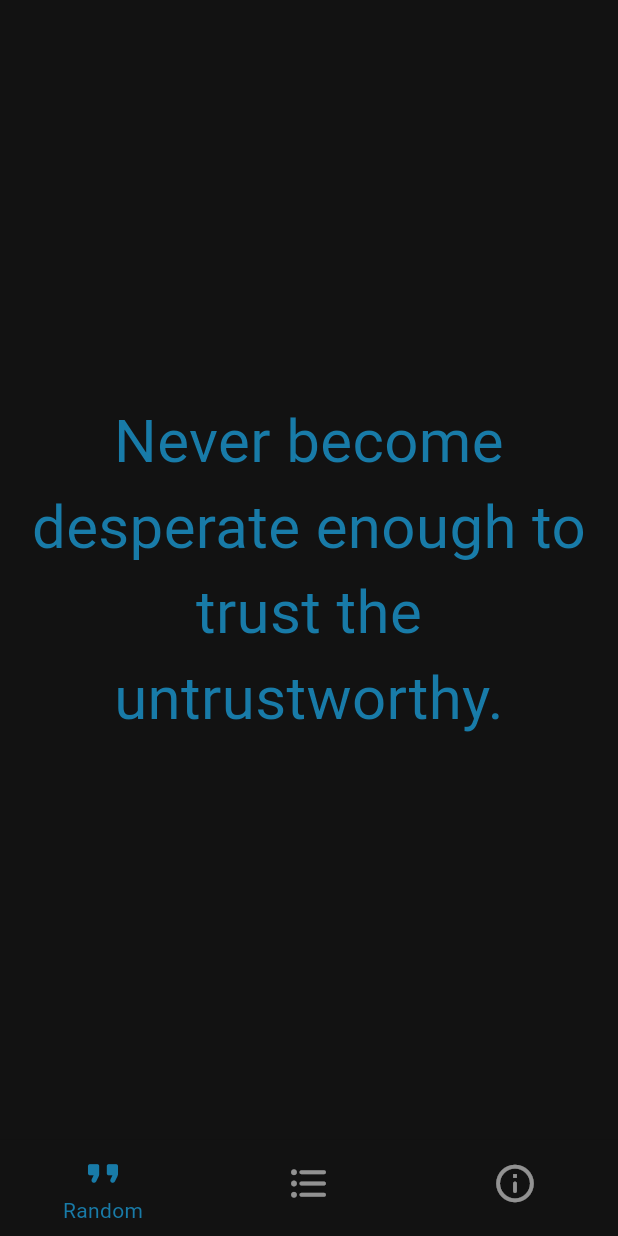
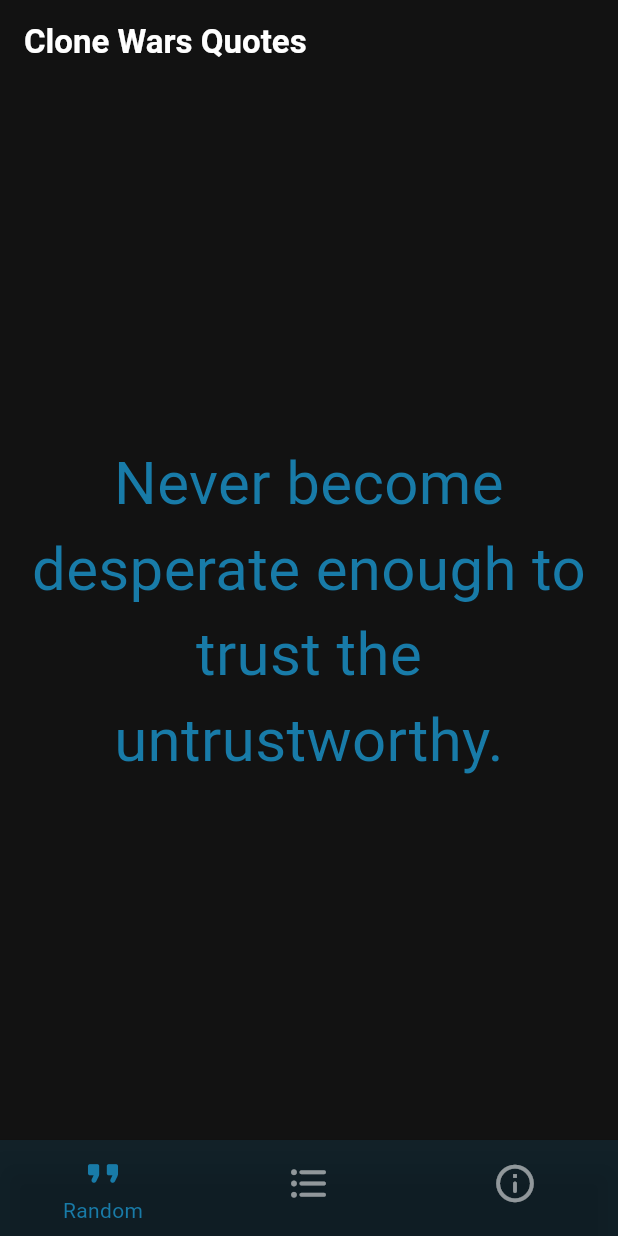
Before and after one commit to toledoanderson/clone-wars-quotes, a Flutter app: the screen it shows after launch, on a phone screen of 412 x 824 dp. Run offline on Flutter 3.47's test engine with Material 2 defaults, Android fonts, the phone set to English and light mode, and no system bars.

Commit message:
README updated.

```diff
--- a/lib/Info.dart
+++ b/lib/Info.dart
@@ -15,9 +15,8 @@ class _InfoState extends State<Info> {
       appBar: AppBar(
         title: const Text(
           "Information",
-          textScaleFactor: 1.15,
           style: TextStyle(
-            fontWeight: FontWeight.normal,
+            fontWeight: FontWeight.bold,
           ),
         ),
       ),
--- a/lib/Principal.dart
+++ b/lib/Principal.dart
@@ -25,7 +25,7 @@ class _PrincipalState extends State<Principal> {
     return Scaffold(
       body: screen[screenIndex],
       bottomNavigationBar: BottomNavigationBar(
-        //backgroundColor: Theme.of(context).primaryColor,
+        backgroundColor: Color.fromRGBO(24, 123, 168, 0.15),
         selectedItemColor: const Color.fromRGBO(24, 123, 168, 1),
         unselectedItemColor: Colors.white54,
         showSelectedLabels: true,
--- a/lib/Quotes.dart
+++ b/lib/Quotes.dart
@@ -168,6 +168,13 @@ class _QuotesState extends State<Quotes> {
 
   Widget build(BuildContext context) {
     return Scaffold(
+      appBar: AppBar(
+        title: Text('Clone Wars Quotes',
+          style: TextStyle(
+            fontWeight: FontWeight.bold,
+          ),
+        ),
+      ),
       body: PageView.builder(
           onPageChanged: (random) {
             randomQuote();
--- a/lib/QuotesList.dart
+++ b/lib/QuotesList.dart
@@ -147,9 +147,8 @@ class _AllQuotesState extends State<AllQuotes> {
     return Scaffold(
       appBar: AppBar(
         title: const Text('All Quotes',
-          textScaleFactor: 1.15,
           style: TextStyle(
-            fontWeight: FontWeight.normal,
+            fontWeight: FontWeight.bold,
           ),
         ),
       ),
--- a/pubspec.yaml
+++ b/pubspec.yaml
@@ -76,6 +76,9 @@ flutter:
   assets:
     - images/logo.png
     - images/banner.png
+    - images/screenshot_1.png
+    - images/screenshot_2.png
+    - images/screenshot_3.png
 
 
   # An image asset can refer to one or more resolution-specific "variants", see
```
Also changed, not shown: images/screenshot_1.png (added), images/screenshot_2.png (added), images/screenshot_3.png (added), 1 other file.
